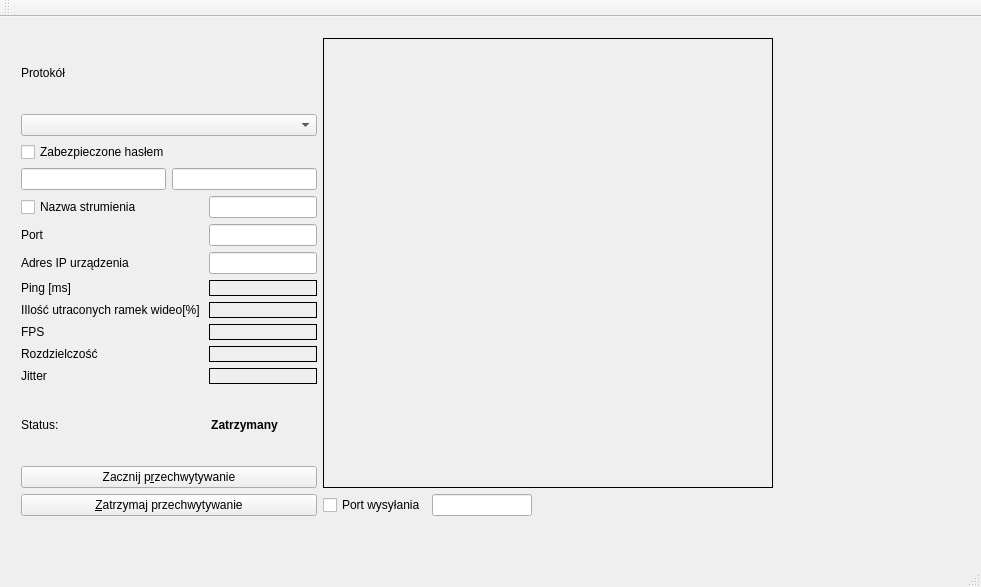
The window that mainwindow.ui (dejff/PD) describes before a commit, drawn with Qt 5.
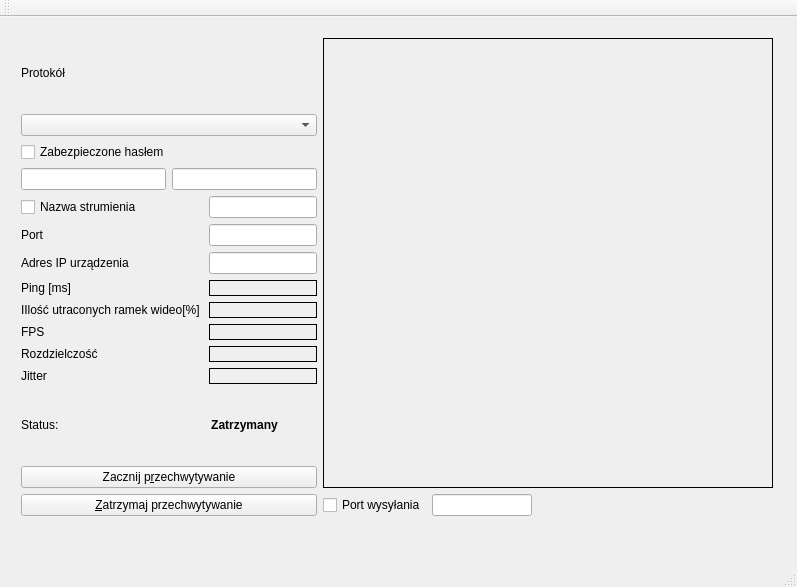
The same window after the commit.

The edit to the form file:
```diff
--- a/mainwindow.ui
+++ b/mainwindow.ui
@@ -6,7 +6,7 @@
    <rect>
     <x>0</x>
     <y>0</y>
-    <width>981</width>
+    <width>797</width>
     <height>587</height>
    </rect>
   </property>
@@ -19,8 +19,8 @@
      <rect>
       <x>10</x>
       <y>10</y>
-      <width>955</width>
-      <height>503</height>
+      <width>771</width>
+      <height>511</height>
      </rect>
     </property>
     <layout class="QFormLayout" name="formLayout">
```
Left out of the diff: 4 changed lines with no effect on the pictures.
